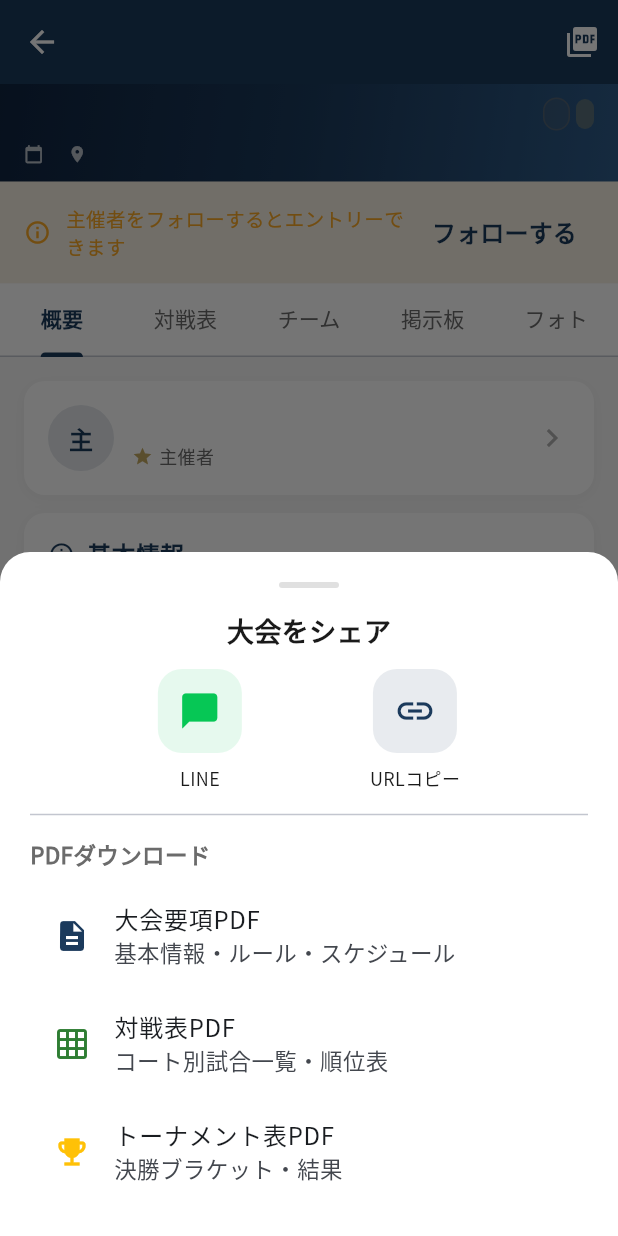
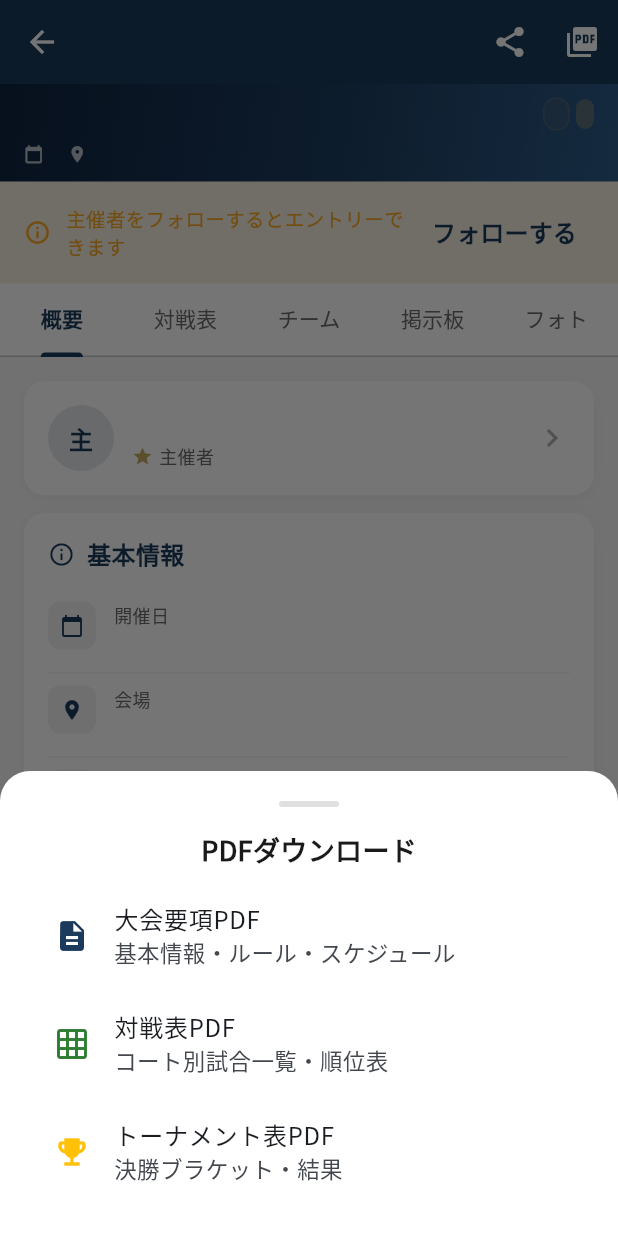
Before and after one commit to sofvo-dev/sofvo, a Flutter app: the TournamentDetailScreen screen opened directly with empty values, after a tap on the "picture as pdf" icon, on a phone screen of 412 x 824 dp. Run offline on Flutter 3.47's test engine with Material 3 defaults, Android fonts, the phone set to English and light mode, and no system bars; our stand-ins replace cached_network_image, cloud_firestore, file_picker, firebase_auth, firebase_core, firebase_messaging and 9 more; missing offline and left inert: dart:html, dart:js_interop, mobile_scanner; accounts and stored records are empty; network calls fail.

Commit message:
refactor: シェアボタンとPDFボタンをAppBarで分離
- シェアアイコン（Icons.share）→ LINE・URLコピーのシェアシート
- PDFアイコン（Icons.picture_as_pdf）→ PDF3種のダウンロードシート

https://claude.ai/code/session_01NdXNSNEhWCRPmtaSJSELhX

```diff
--- a/lib/screens/tournament/tournament_detail_screen.dart
+++ b/lib/screens/tournament/tournament_detail_screen.dart
@@ -145,7 +145,8 @@ class _TournamentDetailScreenState extends State<TournamentDetailScreen>
       appBar: AppBar(
         title: const SizedBox.shrink(),
         actions: [
-          IconButton(icon: const Icon(Icons.picture_as_pdf), onPressed: () => _showShareSheet(context)),
+          IconButton(icon: const Icon(Icons.share), onPressed: () => _showShareOptions(context)),
+          IconButton(icon: const Icon(Icons.picture_as_pdf), onPressed: () => _showPdfSheet(context)),
         ],
       ),
       body: Column(
@@ -2505,7 +2506,7 @@ class _TournamentDetailScreenState extends State<TournamentDetailScreen>
     return '$base/?t=$_tournamentId';
   }
 
-  void _showShareSheet(BuildContext context) {
+  void _showShareOptions(BuildContext context) {
     final tournamentName = widget.tournament['name'] ?? '';
     showModalBottomSheet(
       context: context,
@@ -2518,9 +2519,8 @@ class _TournamentDetailScreenState extends State<TournamentDetailScreen>
             Container(width: 40, height: 4,
                 decoration: BoxDecoration(color: Colors.grey[300], borderRadius: BorderRadius.circular(2))),
             const SizedBox(height: 16),
-            // ── 大会をシェア ──
             const Text('\u5927\u4f1a\u3092\u30b7\u30a7\u30a2', style: TextStyle(fontSize: 18, fontWeight: FontWeight.bold)),
-            const SizedBox(height: 12),
+            const SizedBox(height: 16),
             Row(mainAxisAlignment: MainAxisAlignment.spaceEvenly, children: [
               _buildShareOption(
                 icon: Icons.chat_bubble,
@@ -2556,12 +2556,25 @@ class _TournamentDetailScreenState extends State<TournamentDetailScreen>
                 },
               ),
             ]),
-            const Divider(height: 32),
-            // ── PDFダウンロード ──
-            const Align(
-              alignment: Alignment.centerLeft,
-              child: Text('PDF\u30c0\u30a6\u30f3\u30ed\u30fc\u30c9', style: TextStyle(fontSize: 15, fontWeight: FontWeight.w600, color: AppTheme.textSecondary)),
-            ),
+          ]),
+        ),
+      ),
+    );
+  }
+
+  void _showPdfSheet(BuildContext context) {
+    showModalBottomSheet(
+      context: context,
+      backgroundColor: Colors.white,
+      shape: const RoundedRectangleBorder(borderRadius: BorderRadius.vertical(top: Radius.circular(20))),
+      builder: (ctx) => SafeArea(
+        child: Padding(
+          padding: const EdgeInsets.all(20),
+          child: Column(mainAxisSize: MainAxisSize.min, children: [
+            Container(width: 40, height: 4,
+                decoration: BoxDecoration(color: Colors.grey[300], borderRadius: BorderRadius.circular(2))),
+            const SizedBox(height: 16),
+            const Text('PDF\u30c0\u30a6\u30f3\u30ed\u30fc\u30c9', style: TextStyle(fontSize: 18, fontWeight: FontWeight.bold)),
             const SizedBox(height: 8),
             ListTile(
               leading: const Icon(Icons.description, color: AppTheme.primaryColor),
```
